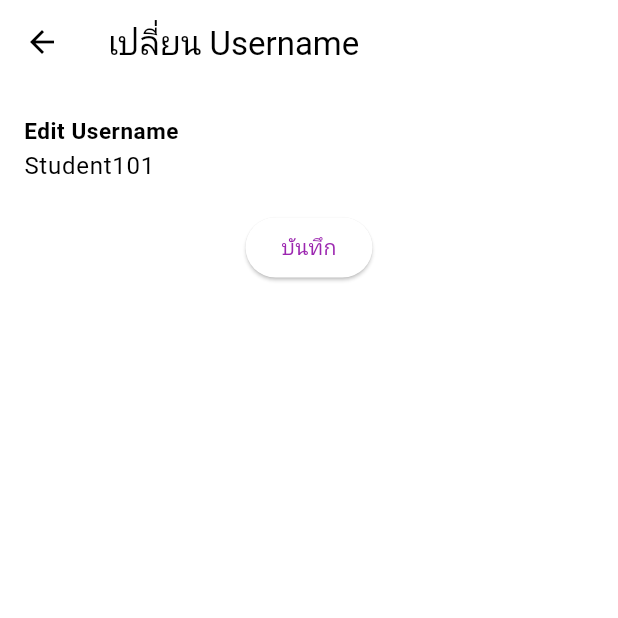
After one commit to StoneEngine/provider_shop, a Flutter app: the screen it shows after launch, after a tap on the "edit" icon, on a phone screen of 412 x 824 dp, the top half of it. The commit adds this screen. Run offline on Flutter 3.47's test engine with Material 3 defaults, Android fonts, the phone set to English and light mode, and no system bars; missing offline and left inert: dart:ffi.

Commit message:
first commit

```diff
--- /dev/null
+++ b/lib/screens/edit_username_screen.dart
@@ -0,0 +1,52 @@
+import 'dart:ffi';
+
+import 'package:flutter/material.dart';
+import 'package:provider/provider.dart';
+import '../providers/user_profile_provider.dart';
+
+class EditUsernameScreen extends StatefulWidget {
+  @override
+  _EditUsernameScreenState createState() => _EditUsernameScreenState();
+}
+
+class _EditUsernameScreenState extends State<EditUsernameScreen> {
+  final TextEditingController _controller = TextEditingController();
+
+  @override
+  Widget build(BuildContext context) {
+    final userProfile = Provider.of<UserProfileProvider>(
+      context,
+      listen: false,
+    );
+    _controller.text = userProfile.username;
+
+    return Scaffold(
+      appBar: AppBar(title: const Text("เปลี่ยน Username")),
+      body: Padding(
+        padding: const EdgeInsets.all(16.0),
+        child: Column(
+          children: [
+            TextField(
+              controller: _controller,
+              decoration: const InputDecoration(
+                labelText: "Edit Username",
+                labelStyle: TextStyle(
+                  fontWeight: FontWeight.bold,
+                  fontSize: 20,
+                ),
+              ),
+            ),
+            const SizedBox(height: 10),
+            ElevatedButton(
+              onPressed: () {
+                userProfile.changeUsername(_controller.text);
+                Navigator.pop(context); // กลับไปหน้าหลัก
+              },
+              child: const Text("บันทึก"),
+            ),
+          ],
+        ),
+      ),
+    );
+  }
+}
--- a/lib/screens/item_list_screen.dart
+++ b/lib/screens/item_list_screen.dart
@@ -3,6 +3,7 @@ import 'package:provider/provider.dart';
 import 'package:provider_shop/providers/item_provider.dart';
 import 'package:provider_shop/providers/user_profile_provider.dart';
 import 'package:provider_shop/screens/edit_item_screen.dart';
+import 'package:provider_shop/screens/edit_username_screen.dart';
 
 class ItemListScreen extends StatelessWidget {
   static const routeName = '/';
@@ -14,7 +15,20 @@ class ItemListScreen extends StatelessWidget {
     final username = context.watch<UserProfileProvider>().username;
 
     return Scaffold(
-      appBar: AppBar(title: Text('รายการสินค้า (ผู้ใช้: $username)')),
+      appBar: AppBar(
+        title: Text('รายการสินค้า (ผู้ใช้: $username)'),
+        actions: [
+          IconButton(
+            icon: const Icon(Icons.edit),
+            onPressed: () {
+              Navigator.push(
+                context,
+                MaterialPageRoute(builder: (context) => EditUsernameScreen()),
+              );
+            },
+          ),
+        ],
+      ),
       body: Consumer<ItemProvider>(
         builder: (ctx, itemProvider, child) => ListView.builder(
           itemCount: itemProvider.items.length,
```
